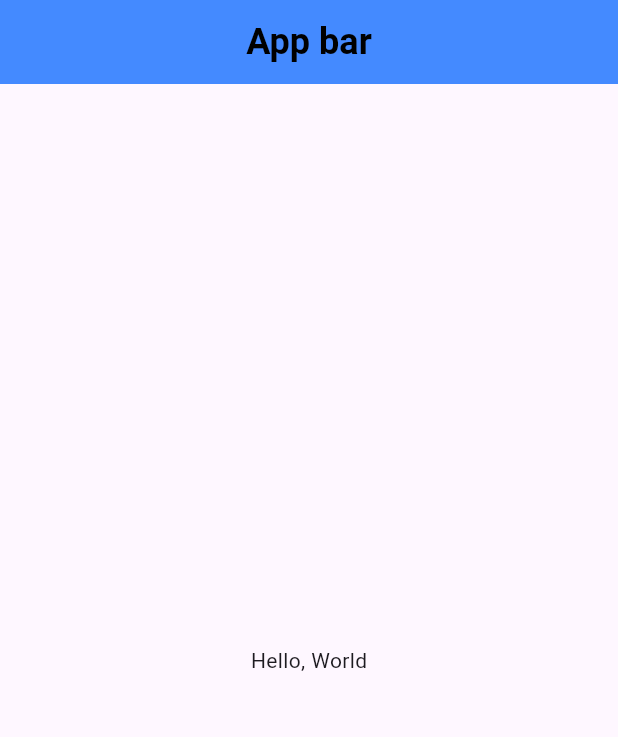
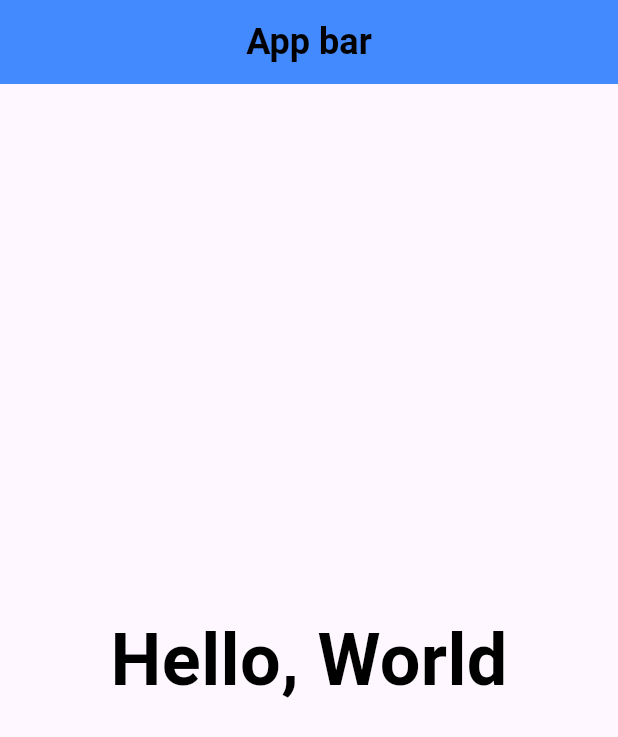
Before and after one commit to akl2004/Ledesma_Flutter, a Flutter app: the screen it shows after launch, on a phone screen of 412 x 824 dp. Shown: the top 737 px of the screen. Run offline on Flutter 3.47's test engine with Material 3 defaults, Android fonts, the phone set to English and light mode, and no system bars.

Commit message:
textCenter

```diff
--- a/lib/pages/home.dart
+++ b/lib/pages/home.dart
@@ -9,7 +9,12 @@ class HomePage extends StatelessWidget {
   Widget build(BuildContext context) {
     return Scaffold(
       appBar: appBar(),
-      body: Center(child: Text("Hello, World")),
+      body: Center(
+        child: Text(
+          "Hello, World",
+          style: TextStyle(color: Colors.black, fontSize: 48, fontWeight: FontWeight.bold),
+        )
+      ),
     );
   }
 
```
